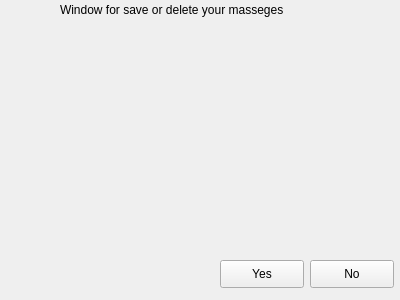
Above: Freechat/duinterface.ui from bogdyname/Freechat-Windows before the change. Below: the same form after it.
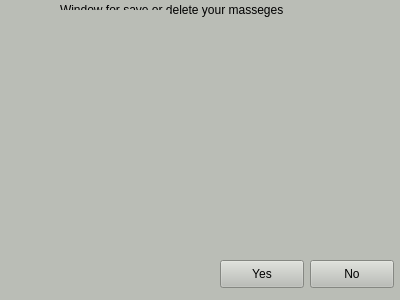
That is the form after the change.

```diff
--- a/Freechat/duinterface.ui
+++ b/Freechat/duinterface.ui
@@ -13,6 +13,9 @@
   <property name="windowTitle">
    <string>Form</string>
   </property>
+  <property name="styleSheet">
+   <string notr="true">background-color: rgb(186, 189, 182);</string>
+  </property>
   <widget class="QPushButton" name="checkUserChooseYes">
    <property name="geometry">
     <rect>
@@ -48,10 +51,24 @@
      <height>20</height>
     </rect>
    </property>
+   <property name="styleSheet">
+    <string notr="true"/>
+   </property>
    <property name="text">
     <string>Window for save or delete your masseges</string>
    </property>
   </widget>
+  <widget class="QWidget" name="verticalLayoutWidget">
+   <property name="geometry">
+    <rect>
+     <x>10</x>
+     <y>10</y>
+     <width>160</width>
+     <height>80</height>
+    </rect>
+   </property>
+   <layout class="QVBoxLayout" name="verticalLayout"/>
+  </widget>
  </widget>
  <resources/>
  <connections/>
```
